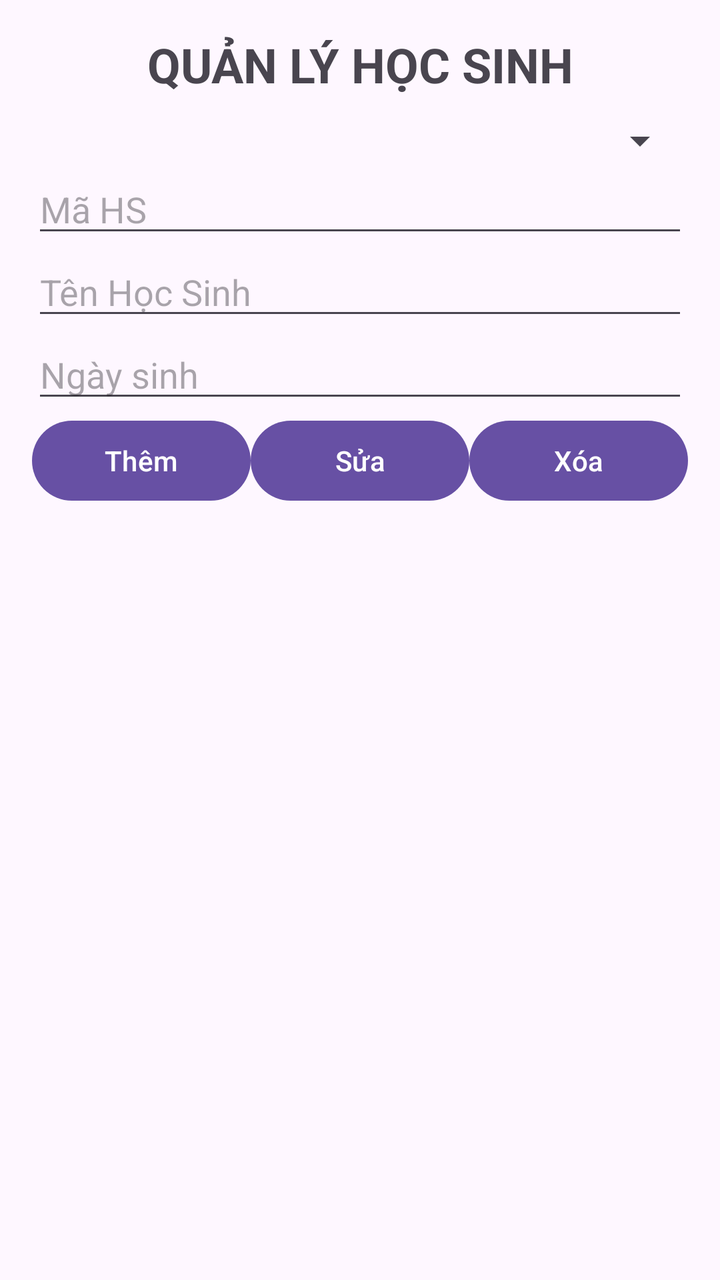
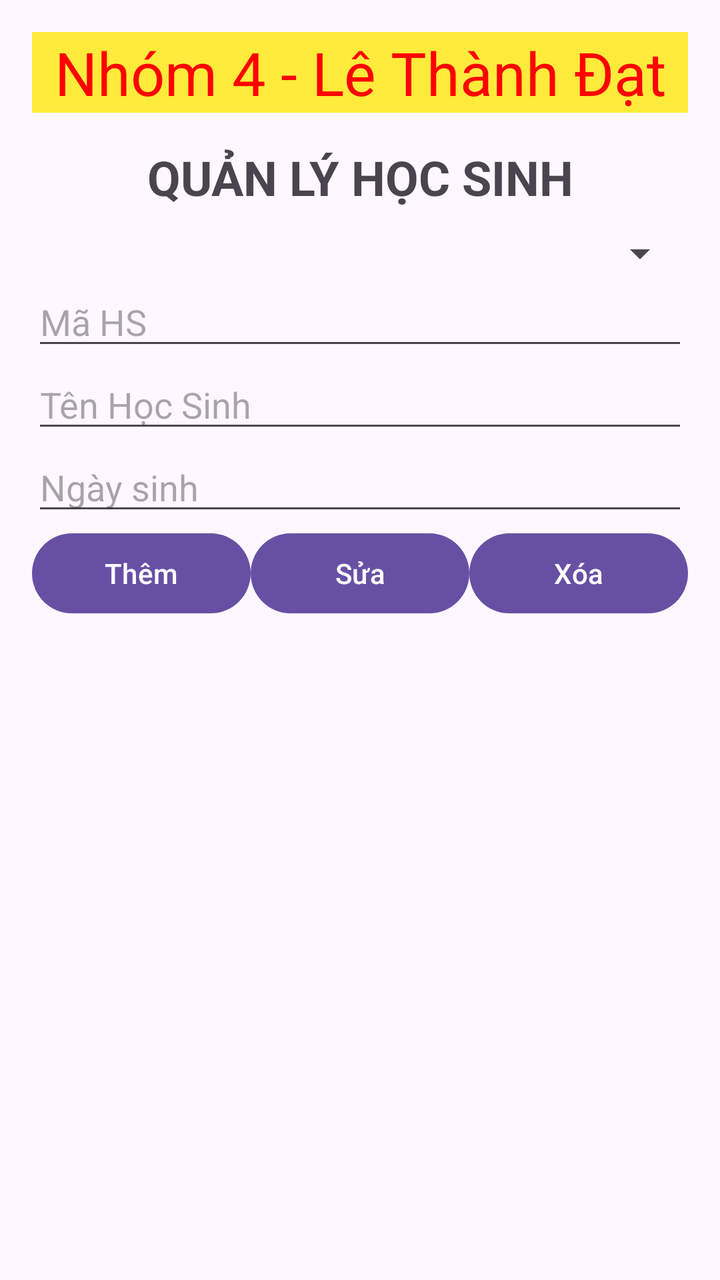

Two renders of the same Android screen: before a commit and after it. Below are the layout's source before the change and the commit's diff.
<!-- AndroidManifest.xml: application theme Theme.QuanLyTruongHoc -->
<!-- res/layout/activity_quan_ly_hoc_sinh.xml -->
<?xml version="1.0" encoding="utf-8"?>
<LinearLayout xmlns:android="http://schemas.android.com/apk/res/android"
    android:layout_width="match_parent"
    android:layout_height="match_parent"
    android:orientation="vertical"
    android:padding="16dp">

    <TextView
        android:text="QUẢN LÝ HỌC SINH"
        android:textSize="24sp"
        android:textStyle="bold"
        android:gravity="center"
        android:layout_width="match_parent"
        android:layout_height="wrap_content"/>

    <Spinner
        android:id="@+id/spnLopHoc"
        android:layout_width="match_parent"
        android:layout_height="wrap_content"
        android:layout_marginTop="10dp"/>

    <EditText
        android:id="@+id/edtMaHS"
        android:layout_width="match_parent"
        android:layout_height="wrap_content"
        android:hint="Mã HS" />

    <EditText
        android:id="@+id/edtTenHS"
        android:layout_width="match_parent"
        android:layout_height="wrap_content"
        android:hint="Tên Học Sinh" />

    <EditText
        android:id="@+id/edtNgaySinh"
        android:layout_width="match_parent"
        android:layout_height="wrap_content"
        android:hint="Ngày sinh" />

    <LinearLayout
        android:orientation="horizontal"
        android:layout_width="match_parent"
        android:layout_height="wrap_content">
        <Button
            android:id="@+id/btnThemHS"
            android:layout_weight="1"
            android:layout_width="0dp"
            android:layout_height="wrap_content"
            android:text="Thêm" />
        <Button
            android:id="@+id/btnSuaHS"
            android:layout_weight="1"
            android:layout_width="0dp"
            android:layout_height="wrap_content"
            android:text="Sửa" />
        <Button
            android:id="@+id/btnXoaHS"
            android:layout_weight="1"
            android:layout_width="0dp"
            android:layout_height="wrap_content"
            android:text="Xóa" />
    </LinearLayout>

    <ListView
        android:id="@+id/lvHocSinh"
        android:layout_width="match_parent"
        android:layout_height="match_parent"
        android:layout_marginTop="10dp"/>
</LinearLayout>
<!-- resources referenced by this layout -->
<resources>
  <style name="Theme.QuanLyTruongHoc" parent="Base.Theme.QuanLyTruongHoc" />
  <style name="Base.Theme.QuanLyTruongHoc" parent="Theme.Material3.DayNight.NoActionBar">
          
          
      </style>
</resources>

<!-- the commit's change to res/layout/activity_quan_ly_hoc_sinh.xml (unified diff, before → after) -->
@@ -4,7 +4,15 @@
     android:layout_height="match_parent"
     android:orientation="vertical"
     android:padding="16dp">
-
+    <TextView
+        android:layout_width="match_parent"
+        android:layout_height="wrap_content"
+        android:text="Nhóm 4 - Lê Thành Đạt"
+        android:textColor="#FF0000"
+        android:textSize="30dp"
+        android:gravity="center"
+        android:background="#FFEB3B"
+        android:layout_marginBottom="16dp"/>
     <TextView
         android:text="QUẢN LÝ HỌC SINH"
         android:textSize="24sp"
